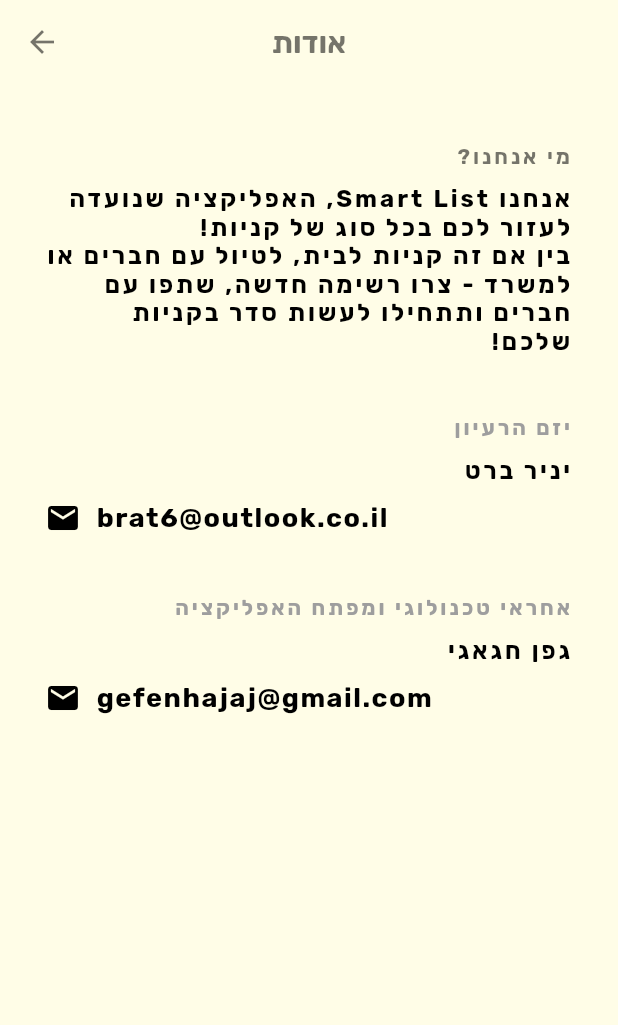
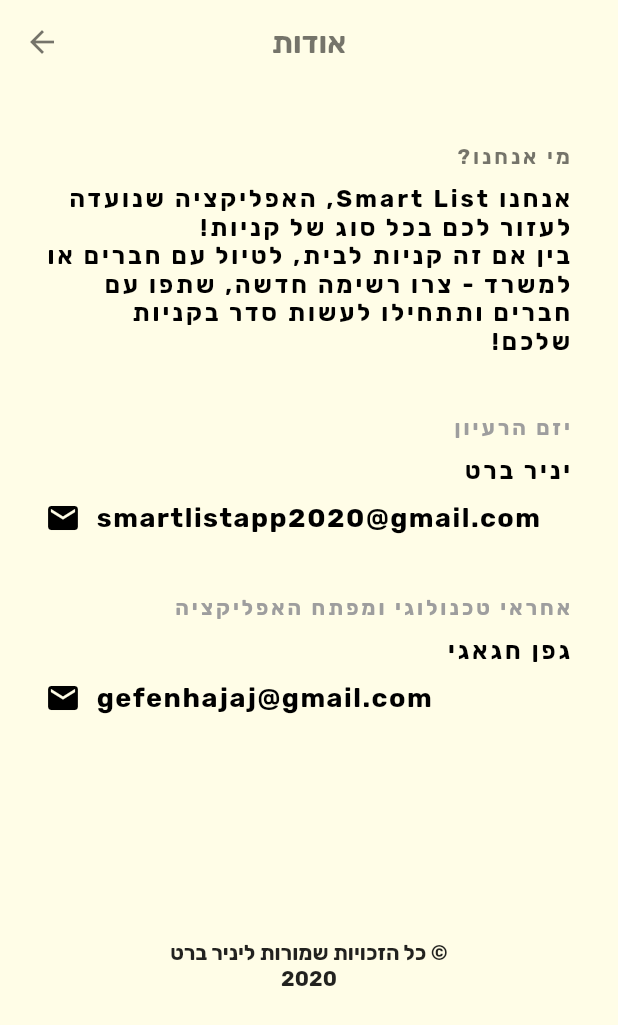
Before and after one commit to GefenHajaj/SmartList, a Flutter app: the InfoPage screen opened directly, on a phone screen of 412 x 824 dp. Shown: the top 1025 px of the screen. Run offline on Flutter 3.47's test engine with Material 2 defaults, Android fonts, the phone set to English and light mode, and no system bars; missing offline and left inert: firebase_admob, social_share; accounts and stored records are empty.

Commit message:
added all rights reserved

```diff
--- a/smart_list_app/lib/info_page.dart
+++ b/smart_list_app/lib/info_page.dart
@@ -70,7 +70,7 @@
                     ),
                     SizedBox(width: 10.0),
                     Text(
-                      'brat6@outlook.co.il',
+                      'smartlistapp2020@gmail.com',
                       style: TextStyle(
                         color: Colors.black,
                         fontSize: 18.0,
@@ -117,6 +117,14 @@
                     )
                   ],
                 ),
+                SizedBox(height: 150.0),
+                Center(
+                  child: Text(
+                    "כל הזכויות שמורות ליניר ברט ©\n2020",
+                    textAlign: TextAlign.center,
+                  ),
+                ),
+                SizedBox(height: 60.0),
               ],
             ),
           ),
```
